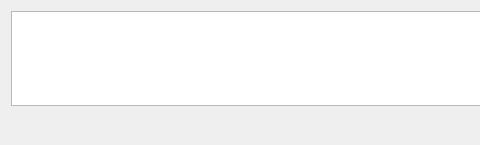
The window that src/GenerateCommitMessageDialog.ui (soramimi/Guitar) describes before a commit, drawn with Qt 5; both pictures show x 0 to 480 and y 0 to 145 of the 689 by 145 pixel window.
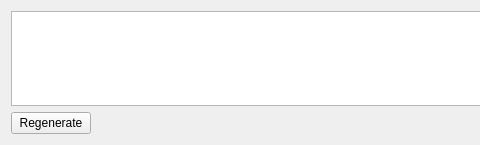
The same window after the commit.

Commit message: Refactor GenerateCommitMessageDialog class and add regenerate functionality

What changed in the file:
```diff
--- a/src/GenerateCommitMessageDialog.ui
+++ b/src/GenerateCommitMessageDialog.ui
@@ -1,7 +1,7 @@
 <?xml version="1.0" encoding="UTF-8"?>
 <ui version="4.0">
- <class>GenerateCommitMessageWithAiDialog</class>
- <widget class="QDialog" name="GenerateCommitMessageWithAiDialog">
+ <class>GenerateCommitMessageDialog</class>
+ <widget class="QDialog" name="GenerateCommitMessageDialog">
   <property name="geometry">
    <rect>
     <x>0</x>
@@ -19,6 +19,13 @@
    </item>
    <item>
     <layout class="QHBoxLayout" name="horizontalLayout">
+     <item>
+      <widget class="QPushButton" name="pushButton_regenerate">
+       <property name="text">
+        <string>Regenerate</string>
+       </property>
+      </widget>
+     </item>
      <item>
       <spacer name="horizontalSpacer">
        <property name="orientation">
@@ -37,6 +44,9 @@
        <property name="text">
         <string>OK</string>
        </property>
+       <property name="default">
+        <bool>true</bool>
+       </property>
       </widget>
      </item>
      <item>
```
Left out of the diff: 10 changed lines with no effect on the pictures. The commit also changes 2 other files.
